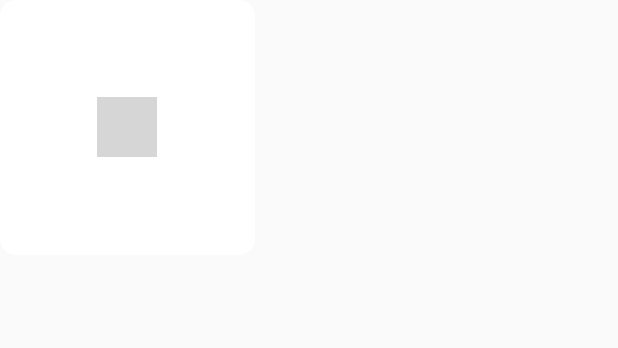
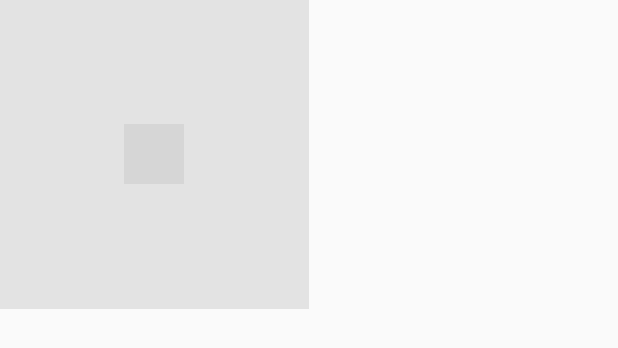
Before and after one commit to harpreetahluwalia/SmartMediaPlayer, an Android app: the layout adapter_videos.xml on its own in the app's theme, with its tools: preview values and no code run, on a phone screen of 412 x 824 dp. Shown: the top 348 px of the screen. Run offline under Robolectric (Android 15) with nearby library versions, the phone set to English and light mode, and no system bars; Roboto replaces fonts that are not available here; grey boxes are pictures that could not be loaded.

Commit message:
Some UI Changes

```diff
--- a/app/src/main/res/layout/activity_videofolder.xml
+++ b/app/src/main/res/layout/activity_videofolder.xml
@@ -9,7 +9,8 @@
     <androidx.recyclerview.widget.RecyclerView
         android:id="@+id/recycler_view1"
         android:layout_width="match_parent"
-        android:layout_height="match_parent" />
+        android:layout_height="match_parent"
+        android:background="#a8a8a8" />
 
     <ImageView
         android:id="@+id/imageView"
--- a/app/src/main/res/layout/adapter_videos.xml
+++ b/app/src/main/res/layout/adapter_videos.xml
@@ -1,25 +1,24 @@
 <?xml version="1.0" encoding="utf-8"?>
 <RelativeLayout xmlns:android="http://schemas.android.com/apk/res/android"
     xmlns:app="http://schemas.android.com/apk/res-auto"
-    android:layout_width="170dp"
-    android:layout_height="170dp"
-    android:background="@drawable/round_corners"
+    android:layout_width="206dp"
+    android:layout_height="206dp"
+    android:background="#e3e3e3"
     android:orientation="vertical">
 
 
     <LinearLayout
         android:layout_width="match_parent"
         android:layout_height="match_parent"
-        android:layout_marginLeft="25dp"
-        android:layout_marginTop="10dp"
-        android:layout_marginRight="10dp"
+        android:layout_marginLeft="1dp"
+        android:layout_marginTop="1dp"
+        android:layout_marginRight="0.5dp"
         android:orientation="vertical">
 
         <ImageView
             android:id="@+id/iv_image"
             android:layout_width="match_parent"
             android:layout_height="match_parent"
-            android:background="@drawable/round_corners"
             android:scaleType="fitXY" />
 
     </LinearLayout>
@@ -42,4 +41,5 @@
         android:src="@drawable/play"
         app:srcCompat="@drawable/play" />
 
+
 </RelativeLayout>
```
